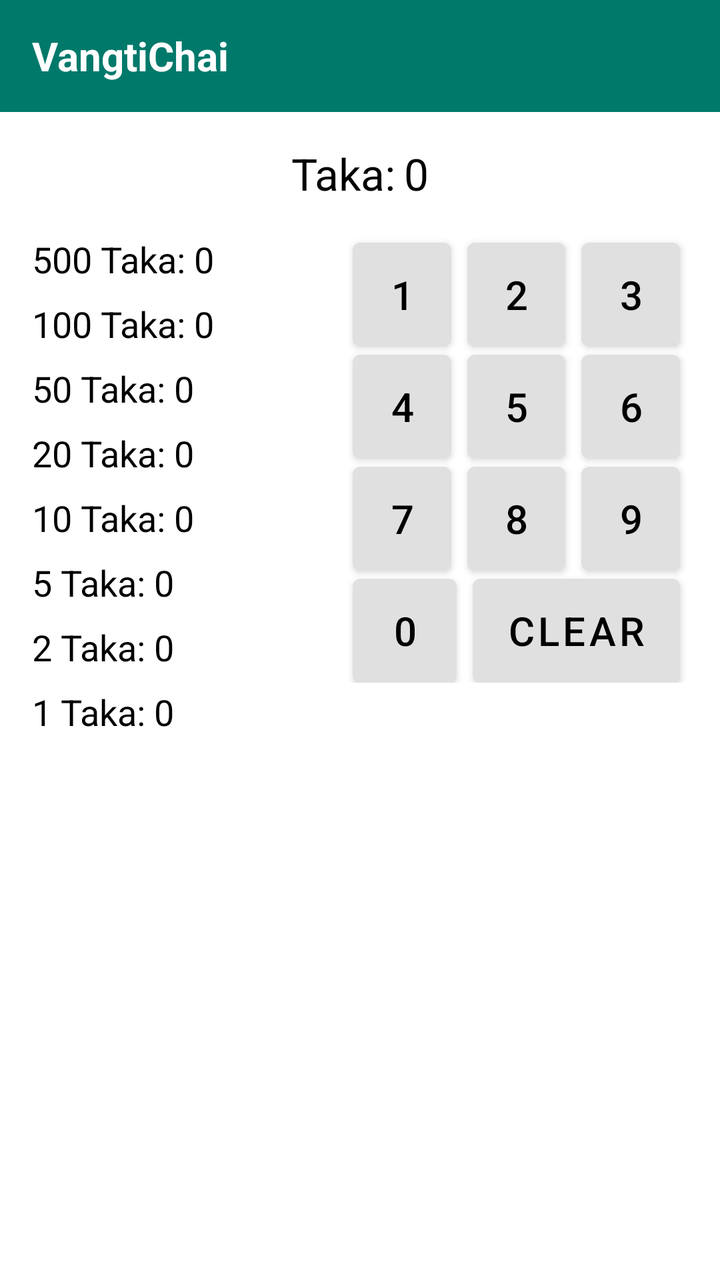
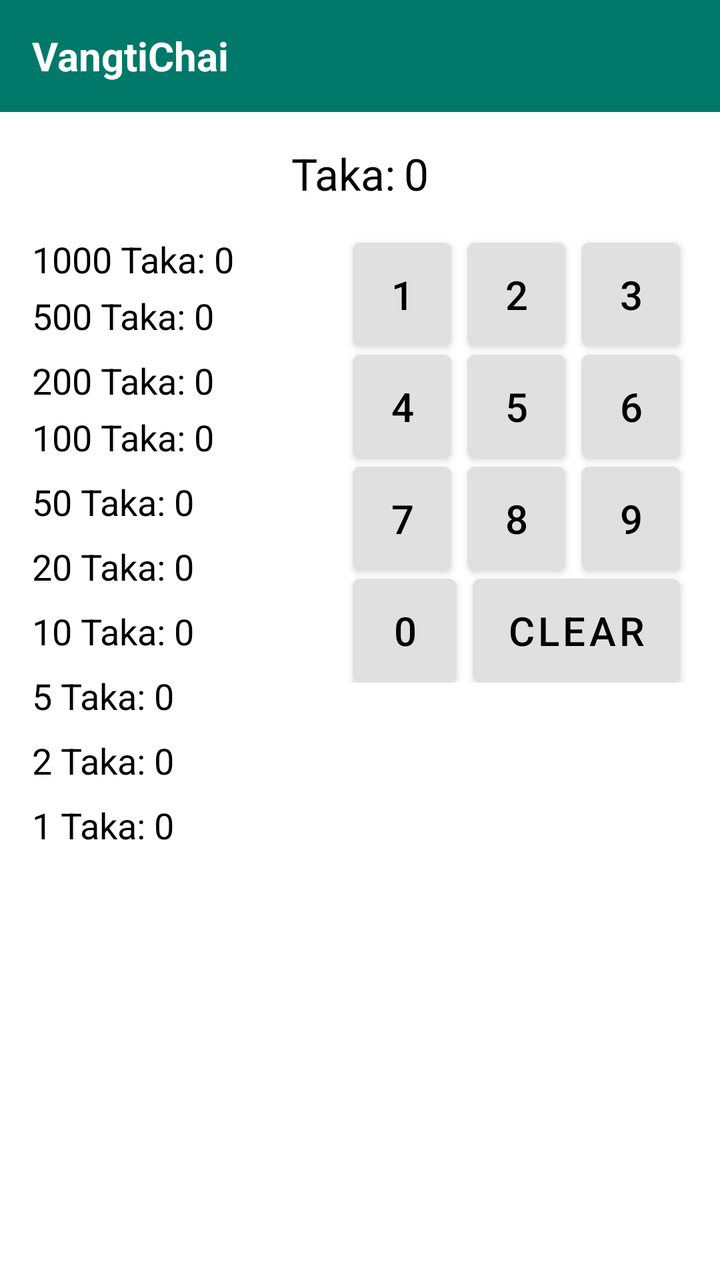

Compare the two renders of this Android layout. The source of the first and the diff that turns it into the second are given below.
<!-- AndroidManifest.xml: application theme Theme.VangtiChai -->
<!-- res/layout/activity_main.xml -->
<?xml version="1.0" encoding="utf-8"?>
<androidx.constraintlayout.widget.ConstraintLayout xmlns:android="http://schemas.android.com/apk/res/android"
    xmlns:app="http://schemas.android.com/apk/res-auto"
    xmlns:tools="http://schemas.android.com/tools"
    android:layout_width="match_parent"
    android:layout_height="match_parent"
    android:background="@color/background_main"
    tools:context=".MainActivity">

    
    <FrameLayout
        android:id="@+id/headerBar"
        android:layout_width="0dp"
        android:layout_height="@dimen/header_bar_height"
        android:background="@color/bdt_green_header"
        android:paddingStart="@dimen/padding_large"
        android:paddingEnd="@dimen/padding_large"
        app:layout_constraintEnd_toEndOf="parent"
        app:layout_constraintStart_toStartOf="parent"
        app:layout_constraintTop_toTopOf="parent">

        <TextView
            android:id="@+id/tvAppTitle"
            android:layout_width="wrap_content"
            android:layout_height="wrap_content"
            android:layout_gravity="center_vertical"
            android:text="@string/app_name"
            android:textColor="@color/text_white"
            android:textSize="@dimen/text_size_app_title"
            android:textStyle="bold" />
    </FrameLayout>

    
    <LinearLayout
        android:id="@+id/layoutAmountDisplay"
        android:layout_width="wrap_content"
        android:layout_height="wrap_content"
        android:layout_marginTop="@dimen/margin_large"
        android:gravity="center"
        android:orientation="horizontal"
        app:layout_constraintEnd_toEndOf="parent"
        app:layout_constraintStart_toStartOf="parent"
        app:layout_constraintTop_toBottomOf="@id/headerBar">

        <TextView
            android:id="@+id/tvLabelTaka"
            android:layout_width="wrap_content"
            android:layout_height="wrap_content"
            android:text="@string/label_taka"
            android:textColor="@color/text_primary"
            android:textSize="@dimen/text_size_taka_display"
            android:textStyle="normal" />

        <TextView
            android:id="@+id/tvAmount"
            android:layout_width="wrap_content"
            android:layout_height="wrap_content"
            android:layout_marginStart="@dimen/margin_small"
            android:text="@string/label_amount_default"
            android:textColor="@color/text_primary"
            android:textSize="@dimen/text_size_taka_display"
            android:textStyle="normal" />
    </LinearLayout>

    
    <LinearLayout
        android:id="@+id/layoutTable"
        android:layout_width="0dp"
        android:layout_height="wrap_content"
        android:layout_marginStart="@dimen/margin_large"
        android:layout_marginTop="@dimen/margin_large"
        android:layout_marginEnd="@dimen/margin_medium"
        android:orientation="vertical"
        app:layout_constraintEnd_toStartOf="@id/layoutKeypad"
        app:layout_constraintHorizontal_weight="0.45"
        app:layout_constraintStart_toStartOf="parent"
        app:layout_constraintTop_toBottomOf="@id/layoutAmountDisplay">

        
        <LinearLayout
            android:layout_width="match_parent"
            android:layout_height="wrap_content"
            android:layout_marginBottom="@dimen/margin_medium"
            android:orientation="horizontal">

            <TextView
                android:layout_width="wrap_content"
                android:layout_height="wrap_content"
                android:text="@string/label_denom_500"
                android:textColor="@color/text_primary"
                android:textSize="@dimen/text_size_denom_label" />

            <TextView
                android:id="@+id/tvCount500"
                android:layout_width="wrap_content"
                android:layout_height="wrap_content"
                android:layout_marginStart="@dimen/margin_small"
                android:text="@string/label_amount_default"
                android:textColor="@color/text_primary"
                android:textSize="@dimen/text_size_denom_label" />
        </LinearLayout>

        
        <LinearLayout
            android:layout_width="match_parent"
            android:layout_height="wrap_content"
            android:layout_marginBottom="@dimen/margin_medium"
            android:orientation="horizontal">

            <TextView
                android:layout_width="wrap_content"
                android:layout_height="wrap_content"
                android:text="@string/label_denom_100"
                android:textColor="@color/text_primary"
                android:textSize="@dimen/text_size_denom_label" />

            <TextView
                android:id="@+id/tvCount100"
                android:layout_width="wrap_content"
                android:layout_height="wrap_content"
                android:layout_marginStart="@dimen/margin_small"
                android:text="@string/label_amount_default"
                android:textColor="@color/text_primary"
                android:textSize="@dimen/text_size_denom_label" />
        </LinearLayout>

        
        <LinearLayout
            android:layout_width="match_parent"
            android:layout_height="wrap_content"
            android:layout_marginBottom="@dimen/margin_medium"
            android:orientation="horizontal">

            <TextView
                android:layout_width="wrap_content"
                android:layout_height="wrap_content"
                android:text="@string/label_denom_50"
                android:textColor="@color/text_primary"
                android:textSize="@dimen/text_size_denom_label" />

            <TextView
                android:id="@+id/tvCount50"
                android:layout_width="wrap_content"
                android:layout_height="wrap_content"
                android:layout_marginStart="@dimen/margin_small"
                android:text="@string/label_amount_default"
                android:textColor="@color/text_primary"
                android:textSize="@dimen/text_size_denom_label" />
        </LinearLayout>

        
        <LinearLayout
            android:layout_width="match_parent"
            android:layout_height="wrap_content"
            android:layout_marginBottom="@dimen/margin_medium"
            android:orientation="horizontal">

            <TextView
                android:layout_width="wrap_content"
                android:layout_height="wrap_content"
                android:text="@string/label_denom_20"
                android:textColor="@color/text_primary"
                android:textSize="@dimen/text_size_denom_label" />

            <TextView
                android:id="@+id/tvCount20"
                android:layout_width="wrap_content"
                android:layout_height="wrap_content"
                android:layout_marginStart="@dimen/margin_small"
                android:text="@string/label_amount_default"
                android:textColor="@color/text_primary"
                android:textSize="@dimen/text_size_denom_label" />
        </LinearLayout>

        
        <LinearLayout
            android:layout_width="match_parent"
            android:layout_height="wrap_content"
            android:layout_marginBottom="@dimen/margin_medium"
            android:orientation="horizontal">

            <TextView
                android:layout_width="wrap_content"
                android:layout_height="wrap_content"
                android:text="@string/label_denom_10"
                android:textColor="@color/text_primary"
                android:textSize="@dimen/text_size_denom_label" />

            <TextView
                android:id="@+id/tvCount10"
                android:layout_width="wrap_content"
                android:layout_height="wrap_content"
                android:layout_marginStart="@dimen/margin_small"
                android:text="@string/label_amount_default"
                android:textColor="@color/text_primary"
                android:textSize="@dimen/text_size_denom_label" />
        </LinearLayout>

        
        <LinearLayout
            android:layout_width="match_parent"
            android:layout_height="wrap_content"
            android:layout_marginBottom="@dimen/margin_medium"
            android:orientation="horizontal">

            <TextView
                android:layout_width="wrap_content"
                android:layout_height="wrap_content"
                android:text="@string/label_denom_5"
                android:textColor="@color/text_primary"
                android:textSize="@dimen/text_size_denom_label" />

            <TextView
                android:id="@+id/tvCount5"
                android:layout_width="wrap_content"
                android:layout_height="wrap_content"
                android:layout_marginStart="@dimen/margin_small"
                android:text="@string/label_amount_default"
                android:textColor="@color/text_primary"
                android:textSize="@dimen/text_size_denom_label" />
        </LinearLayout>

        
        <LinearLayout
            android:layout_width="match_parent"
            android:layout_height="wrap_content"
            android:layout_marginBottom="@dimen/margin_medium"
            android:orientation="horizontal">

            <TextView
                android:layout_width="wrap_content"
                android:layout_height="wrap_content"
                android:text="@string/label_denom_2"
                android:textColor="@color/text_primary"
                android:textSize="@dimen/text_size_denom_label" />

            <TextView
                android:id="@+id/tvCount2"
                android:layout_width="wrap_content"
                android:layout_height="wrap_content"
                android:layout_marginStart="@dimen/margin_small"
                android:text="@string/label_amount_default"
                android:textColor="@color/text_primary"
                android:textSize="@dimen/text_size_denom_label" />
        </LinearLayout>

        
        <LinearLayout
            android:layout_width="match_parent"
            android:layout_height="wrap_content"
            android:layout_marginBottom="@dimen/margin_medium"
            android:orientation="horizontal">

            <TextView
                android:layout_width="wrap_content"
                android:layout_height="wrap_content"
                android:text="@string/label_denom_1"
                android:textColor="@color/text_primary"
                android:textSize="@dimen/text_size_denom_label" />

            <TextView
                android:id="@+id/tvCount1"
                android:layout_width="wrap_content"
                android:layout_height="wrap_content"
                android:layout_marginStart="@dimen/margin_small"
                android:text="@string/label_amount_default"
                android:textColor="@color/text_primary"
                android:textSize="@dimen/text_size_denom_label" />
        </LinearLayout>
    </LinearLayout>

    
    <androidx.constraintlayout.widget.ConstraintLayout
        android:id="@+id/layoutKeypad"
        android:layout_width="0dp"
        android:layout_height="wrap_content"
        android:layout_marginStart="@dimen/margin_medium"
        android:layout_marginTop="@dimen/margin_large"
        android:layout_marginEnd="@dimen/margin_large"
        app:layout_constraintEnd_toEndOf="parent"
        app:layout_constraintHorizontal_weight="0.55"
        app:layout_constraintStart_toEndOf="@id/layoutTable"
        app:layout_constraintTop_toBottomOf="@id/layoutAmountDisplay">

        
        <Button
            android:id="@+id/btnKey1"
            android:layout_width="0dp"
            android:layout_height="@dimen/keypad_btn_height"
            android:layout_margin="@dimen/margin_small"
            android:background="@drawable/bg_keypad_button"
            android:text="@string/key_1"
            android:textColor="@color/keypad_btn_text"
            android:textSize="@dimen/text_size_keypad_btn"
            android:textStyle="normal"
            app:backgroundTint="@null"
            app:layout_constraintEnd_toStartOf="@id/btnKey2"
            app:layout_constraintStart_toStartOf="parent"
            app:layout_constraintTop_toTopOf="parent" />

        <Button
            android:id="@+id/btnKey2"
            android:layout_width="0dp"
            android:layout_height="@dimen/keypad_btn_height"
            android:layout_margin="@dimen/margin_small"
            android:background="@drawable/bg_keypad_button"
            android:text="@string/key_2"
            android:textColor="@color/keypad_btn_text"
            android:textSize="@dimen/text_size_keypad_btn"
            android:textStyle="normal"
            app:backgroundTint="@null"
            app:layout_constraintEnd_toStartOf="@id/btnKey3"
            app:layout_constraintStart_toEndOf="@id/btnKey1"
            app:layout_constraintTop_toTopOf="parent" />

        <Button
            android:id="@+id/btnKey3"
            android:layout_width="0dp"
            android:layout_height="@dimen/keypad_btn_height"
            android:layout_margin="@dimen/margin_small"
            android:background="@drawable/bg_keypad_button"
            android:text="@string/key_3"
            android:textColor="@color/keypad_btn_text"
            android:textSize="@dimen/text_size_keypad_btn"
            android:textStyle="normal"
            app:backgroundTint="@null"
            app:layout_constraintEnd_toEndOf="parent"
            app:layout_constraintStart_toEndOf="@id/btnKey2"
            app:layout_constraintTop_toTopOf="parent" />

        
        <Button
            android:id="@+id/btnKey4"
            android:layout_width="0dp"
            android:layout_height="@dimen/keypad_btn_height"
            android:layout_margin="@dimen/margin_small"
            android:background="@drawable/bg_keypad_button"
            android:text="@string/key_4"
            android:textColor="@color/keypad_btn_text"
            android:textSize="@dimen/text_size_keypad_btn"
            android:textStyle="normal"
            app:backgroundTint="@null"
            app:layout_constraintEnd_toStartOf="@id/btnKey5"
            app:layout_constraintStart_toStartOf="parent"
            app:layout_constraintTop_toBottomOf="@id/btnKey1" />

        <Button
            android:id="@+id/btnKey5"
            android:layout_width="0dp"
            android:layout_height="@dimen/keypad_btn_height"
            android:layout_margin="@dimen/margin_small"
            android:background="@drawable/bg_keypad_button"
            android:text="@string/key_5"
            android:textColor="@color/keypad_btn_text"
            android:textSize="@dimen/text_size_keypad_btn"
            android:textStyle="normal"
            app:backgroundTint="@null"
            app:layout_constraintEnd_toStartOf="@id/btnKey6"
            app:layout_constraintStart_toEndOf="@id/btnKey4"
            app:layout_constraintTop_toBottomOf="@id/btnKey2" />

        <Button
            android:id="@+id/btnKey6"
            android:layout_width="0dp"
            android:layout_height="@dimen/keypad_btn_height"
            android:layout_margin="@dimen/margin_small"
            android:background="@drawable/bg_keypad_button"
            android:text="@string/key_6"
            android:textColor="@color/keypad_btn_text"
            android:textSize="@dimen/text_size_keypad_btn"
            android:textStyle="normal"
            app:backgroundTint="@null"
            app:layout_constraintEnd_toEndOf="parent"
            app:layout_constraintStart_toEndOf="@id/btnKey5"
            app:layout_constraintTop_toBottomOf="@id/btnKey3" />

        
        <Button
            android:id="@+id/btnKey7"
            android:layout_width="0dp"
            android:layout_height="@dimen/keypad_btn_height"
            android:layout_margin="@dimen/margin_small"
            android:background="@drawable/bg_keypad_button"
            android:text="@string/key_7"
            android:textColor="@color/keypad_btn_text"
            android:textSize="@dimen/text_size_keypad_btn"
            android:textStyle="normal"
            app:backgroundTint="@null"
            app:layout_constraintEnd_toStartOf="@id/btnKey8"
            app:layout_constraintStart_toStartOf="parent"
            app:layout_constraintTop_toBottomOf="@id/btnKey4" />

        <Button
            android:id="@+id/btnKey8"
            android:layout_width="0dp"
            android:layout_height="@dimen/keypad_btn_height"
            android:layout_margin="@dimen/margin_small"
            android:background="@drawable/bg_keypad_button"
            android:text="@string/key_8"
            android:textColor="@color/keypad_btn_text"
            android:textSize="@dimen/text_size_keypad_btn"
            android:textStyle="normal"
            app:backgroundTint="@null"
            app:layout_constraintEnd_toStartOf="@id/btnKey9"
            app:layout_constraintStart_toEndOf="@id/btnKey7"
            app:layout_constraintTop_toBottomOf="@id/btnKey5" />

        <Button
            android:id="@+id/btnKey9"
            android:layout_width="0dp"
            android:layout_height="@dimen/keypad_btn_height"
            android:layout_margin="@dimen/margin_small"
            android:background="@drawable/bg_keypad_button"
            android:text="@string/key_9"
            android:textColor="@color/keypad_btn_text"
            android:textSize="@dimen/text_size_keypad_btn"
            android:textStyle="normal"
            app:backgroundTint="@null"
            app:layout_constraintEnd_toEndOf="parent"
            app:layout_constraintStart_toEndOf="@id/btnKey8"
            app:layout_constraintTop_toBottomOf="@id/btnKey6" />

        
        <Button
            android:id="@+id/btnKey0"
            android:layout_width="0dp"
            android:layout_height="@dimen/keypad_btn_height"
            android:layout_margin="@dimen/margin_small"
            android:background="@drawable/bg_keypad_button"
            android:text="@string/key_0"
            android:textColor="@color/keypad_btn_text"
            android:textSize="@dimen/text_size_keypad_btn"
            android:textStyle="normal"
            app:backgroundTint="@null"
            app:layout_constraintEnd_toStartOf="@id/btnKeyClear"
            app:layout_constraintHorizontal_weight="1"
            app:layout_constraintStart_toStartOf="parent"
            app:layout_constraintTop_toBottomOf="@id/btnKey7" />

        <Button
            android:id="@+id/btnKeyClear"
            android:layout_width="0dp"
            android:layout_height="@dimen/keypad_btn_height"
            android:layout_margin="@dimen/margin_small"
            android:background="@drawable/bg_keypad_button"
            android:text="@string/label_clear"
            android:textColor="@color/keypad_btn_text"
            android:textSize="@dimen/text_size_keypad_btn"
            android:textStyle="normal"
            app:backgroundTint="@null"
            app:layout_constraintEnd_toEndOf="parent"
            app:layout_constraintHorizontal_weight="2"
            app:layout_constraintStart_toEndOf="@id/btnKey0"
            app:layout_constraintTop_toBottomOf="@id/btnKey9" />

    </androidx.constraintlayout.widget.ConstraintLayout>

</androidx.constraintlayout.widget.ConstraintLayout>
<!-- resources referenced by this layout -->
<resources>
  <color name="background_main">#FFFFFF</color>
  <color name="bdt_green_header">#00796B</color>
  <color name="keypad_btn_text">#000000</color>
  <color name="text_primary">#000000</color>
  <color name="text_white">#FFFFFF</color>
  <dimen name="header_bar_height">56dp</dimen>
  <dimen name="keypad_btn_height">52dp</dimen>
  <dimen name="margin_large">16dp</dimen>
  <dimen name="margin_medium">8dp</dimen>
  <dimen name="margin_small">4dp</dimen>
  <dimen name="padding_large">16dp</dimen>
  <dimen name="text_size_app_title">20sp</dimen>
  <dimen name="text_size_denom_label">18sp</dimen>
  <dimen name="text_size_keypad_btn">20sp</dimen>
  <dimen name="text_size_taka_display">22sp</dimen>
  <!-- drawable bg_keypad_button (drawable) -->
  <?xml version="1.0" encoding="utf-8"?>
  <ripple xmlns:android="http://schemas.android.com/apk/res/android"
      android:color="@color/keypad_btn_pressed">
      <item>
          <shape android:shape="rectangle">
              <solid android:color="@color/keypad_btn_bg" />
              <corners android:radius="@dimen/keypad_btn_radius" />
          </shape>
      </item>
  </ripple>
  <string name="app_name">VangtiChai</string>
  <string name="key_0">0</string>
  <string name="key_1">1</string>
  <string name="key_2">2</string>
  <string name="key_3">3</string>
  <string name="key_4">4</string>
  <string name="key_5">5</string>
  <string name="key_6">6</string>
  <string name="key_7">7</string>
  <string name="key_8">8</string>
  <string name="key_9">9</string>
  <string name="label_amount_default">0</string>
  <string name="label_clear">CLEAR</string>
  <string name="label_denom_1">1 Taka:</string>
  <string name="label_denom_10">10 Taka:</string>
  <string name="label_denom_100">100 Taka:</string>
  <string name="label_denom_2">2 Taka:</string>
  <string name="label_denom_20">20 Taka:</string>
  <string name="label_denom_5">5 Taka:</string>
  <string name="label_denom_50">50 Taka:</string>
  <string name="label_denom_500">500 Taka:</string>
  <string name="label_taka">Taka:</string>
  <style name="Theme.VangtiChai" parent="Theme.MaterialComponents.DayNight.NoActionBar">
          
          <item name="colorPrimary">@color/bdt_green_header</item>
          <item name="colorPrimaryVariant">@color/bdt_green_header</item>
          <item name="colorOnPrimary">@color/text_white</item>
  
          
          <item name="colorSecondary">@color/bdt_green_header</item>
          <item name="colorSecondaryVariant">@color/bdt_green_header</item>
          <item name="colorOnSecondary">@color/text_white</item>
  
          
          <item name="android:statusBarColor">@color/bdt_green_header</item>
          <item name="android:windowBackground">@color/background_main</item>
      </style>
  <color name="keypad_btn_pressed">#BDBDBD</color>
  <color name="keypad_btn_bg">#E0E0E0</color>
  <dimen name="keypad_btn_radius">4dp</dimen>
</resources>

<!-- the commit's change to res/layout/activity_main.xml (unified diff, before → after) -->
@@ -80,6 +80,30 @@
         <LinearLayout
             android:layout_width="match_parent"
             android:layout_height="wrap_content"
+            android:layout_marginBottom="@dimen/margin_small"
+            android:orientation="horizontal">
+
+            <TextView
+                android:layout_width="wrap_content"
+                android:layout_height="wrap_content"
+                android:text="@string/label_denom_1000"
+                android:textColor="@color/text_primary"
+                android:textSize="@dimen/text_size_denom_label" />
+
+            <TextView
+                android:id="@+id/tvCount1000"
+                android:layout_width="wrap_content"
+                android:layout_height="wrap_content"
+                android:layout_marginStart="@dimen/margin_small"
+                android:text="@string/label_amount_default"
+                android:textColor="@color/text_primary"
+                android:textSize="@dimen/text_size_denom_label" />
+        </LinearLayout>
+
+        
+        <LinearLayout
+            android:layout_width="match_parent"
+            android:layout_height="wrap_content"
             android:layout_marginBottom="@dimen/margin_medium"
             android:orientation="horizontal">
 
@@ -92,6 +116,30 @@
 
             <TextView
                 android:id="@+id/tvCount500"
+                android:layout_width="wrap_content"
+                android:layout_height="wrap_content"
+                android:layout_marginStart="@dimen/margin_small"
+                android:text="@string/label_amount_default"
+                android:textColor="@color/text_primary"
+                android:textSize="@dimen/text_size_denom_label" />
+        </LinearLayout>
+
+        
+        <LinearLayout
+            android:layout_width="match_parent"
+            android:layout_height="wrap_content"
+            android:layout_marginBottom="@dimen/margin_small"
+            android:orientation="horizontal">
+
+            <TextView
+                android:layout_width="wrap_content"
+                android:layout_height="wrap_content"
+                android:text="@string/label_denom_200"
+                android:textColor="@color/text_primary"
+                android:textSize="@dimen/text_size_denom_label" />
+
+            <TextView
+                android:id="@+id/tvCount200"
                 android:layout_width="wrap_content"
                 android:layout_height="wrap_content"
                 android:layout_marginStart="@dimen/margin_small"
<!-- resource entries referenced after the edit -->
@@ -42,8 +42,10 @@
   <string name="label_denom_1">1 Taka:</string>
   <string name="label_denom_10">10 Taka:</string>
   <string name="label_denom_100">100 Taka:</string>
+  <string name="label_denom_1000">1000 Taka:</string>
   <string name="label_denom_2">2 Taka:</string>
   <string name="label_denom_20">20 Taka:</string>
+  <string name="label_denom_200">200 Taka:</string>
   <string name="label_denom_5">5 Taka:</string>
   <string name="label_denom_50">50 Taka:</string>
   <string name="label_denom_500">500 Taka:</string>
